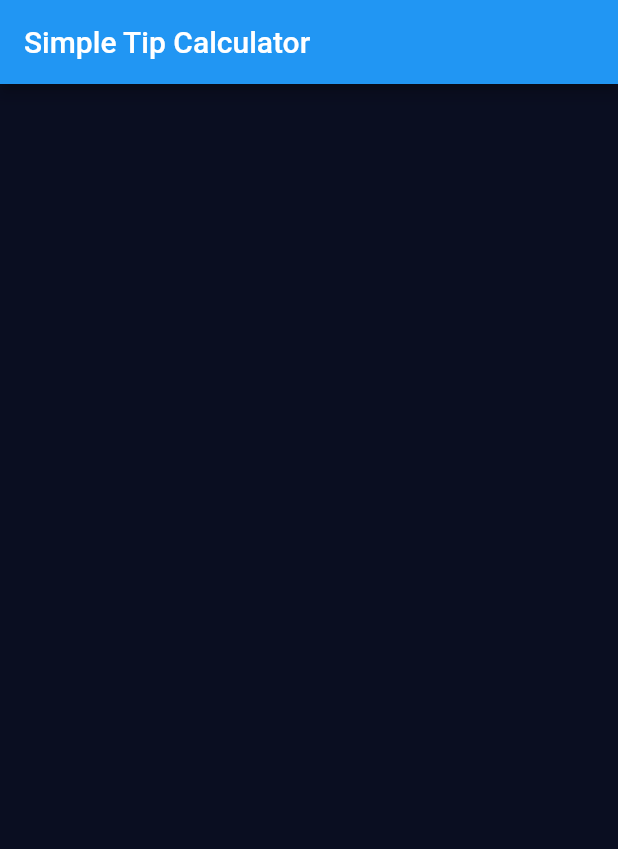
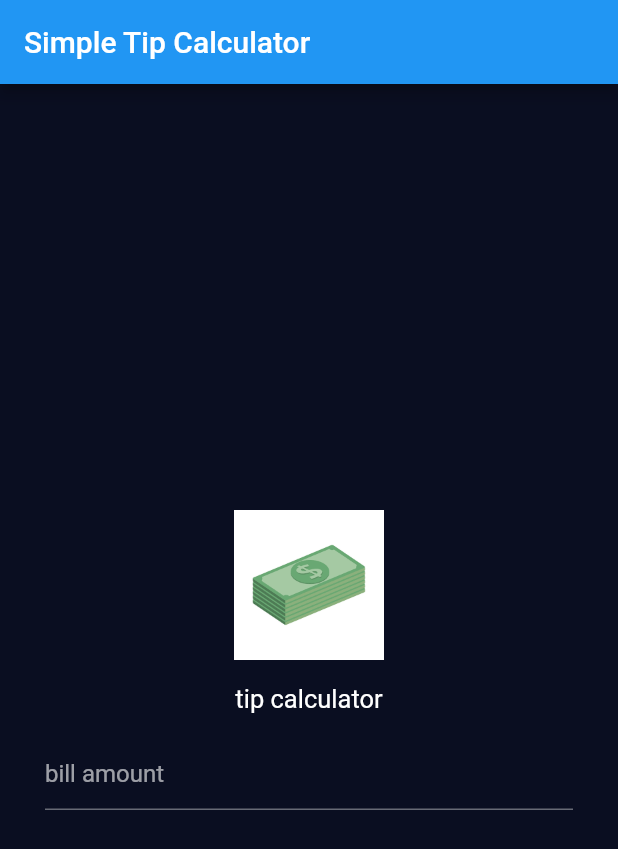
Before and after one commit to MahdiMohammadi98125/tip_calculator, a Flutter app: the screen it shows after launch, on a phone screen of 412 x 824 dp. Shown: the top 849 px of the screen. Run offline on Flutter 3.47's test engine with Material 2 defaults, Android fonts, the phone set to English and light mode, and no system bars.

Commit message:
application image added

```diff
--- a/lib/main.dart
+++ b/lib/main.dart
@@ -83,10 +83,44 @@ class _HomePageState extends State<HomePage> {
   @override
   Widget build(BuildContext context) {
     return Scaffold(
-      appBar: AppBar(
-        title: const Text('Simple Tip Calculator'),
-        backgroundColor: Colors.blue,
-      ),
-    );
+        appBar: AppBar(
+          title: const Text('Simple Tip Calculator'),
+          backgroundColor: Colors.blue,
+        ),
+        body: Container(
+          padding: const EdgeInsets.symmetric(horizontal: 30, vertical: 50),
+          child: Column(
+            mainAxisAlignment: MainAxisAlignment.center,
+            children: [
+              Center(
+                child: Image.asset(
+                  'images/tip.png',
+                  width: 100,
+                  height: 100,
+                ),
+              ),
+              const SizedBox(
+                height: 16,
+              ),
+              const Text(
+                "tip calculator",
+                style: TextStyle(fontSize: 17),
+              ),
+              const SizedBox(
+                height: 16,
+              ),
+              TextField(
+                onChanged: (val) {
+                  try {
+                    billAmount = double.parse(val);
+                  } catch (e) {
+                    debugPrint("$e");
+                  }
+                },
+                decoration: const InputDecoration(hintText: "bill amount"),
+              ),
+            ],
+          ),
+        ));
   }
 }
```
